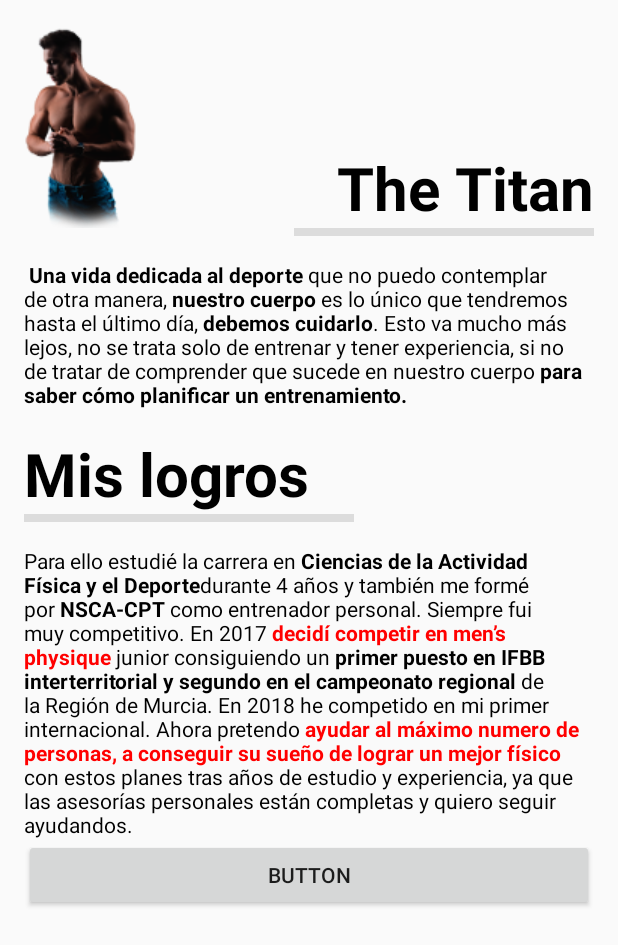
After one commit to DavidPrades/PlataformaAsesoramientoOnline, an Android app: the layout fragment_sobre_mi.xml on its own in the app's theme, with its tools: preview values and no code run, on a phone screen of 412 x 824 dp. The commit adds this screen. Shown: the top 945 px of the screen. Run offline under Robolectric (Android 15) with nearby library versions, the phone set to English and light mode, and no system bars.

Commit message:
Sobre Mi

```diff
--- a/app/build.gradle
+++ b/app/build.gradle
@@ -27,4 +27,5 @@ dependencies {
     androidTestImplementation 'com.android.support.test:runner:1.0.2'
     androidTestImplementation 'com.android.support.test.espresso:espresso-core:3.0.2'
     implementation 'com.android.support:design:28.0.0'
+    implementation 'com.google.apis:google-api-services-youtube:v3-rev181-1.22.0'
 }
--- a/app/src/main/java/com/example/plataformaasesoramientoonline/FragmentEntrenamientos.java
+++ b/app/src/main/java/com/example/plataformaasesoramientoonline/FragmentEntrenamientos.java
@@ -23,9 +23,8 @@ public class FragmentEntrenamientos extends Fragment {
     public View onCreateView(LayoutInflater inflater, ViewGroup container,
                              Bundle savedInstanceState) {
         // Inflate the layout for this fragment
-        return inflater.inflate(R.layout.fragment_fragment_entrenamientos, container, false);
+        return inflater.inflate(R.layout.fragment_entrenamientos, container, false);
     }
 
 
-
 }
--- /dev/null
+++ b/app/src/main/java/com/example/plataformaasesoramientoonline/FragmentSobreMi.java
@@ -0,0 +1,59 @@
+package com.example.plataformaasesoramientoonline;
+
+
+import android.annotation.SuppressLint;
+import android.content.Intent;
+import android.graphics.Bitmap;
+import android.graphics.Matrix;
+import android.net.Uri;
+import android.os.Bundle;
+import android.support.v4.app.Fragment;
+import android.util.Log;
+import android.view.LayoutInflater;
+import android.view.View;
+import android.view.ViewGroup;
+import android.widget.Button;
+import android.widget.ImageView;
+
+
+/**
+ * A simple {@link Fragment} subclass.
+ */
+public class FragmentSobreMi extends Fragment {
+
+
+    public FragmentSobreMi() {
+        // Required empty public constructor
+
+    }
+
+    @Override
+    public View onCreateView(LayoutInflater inflater, ViewGroup container,
+                             Bundle savedInstanceState) {
+
+        View rootView = inflater.inflate(R.layout.fragment_sobre_mi, container, false);
+        // Inflate the layout for this fragment
+
+        Button button = rootView.findViewById(R.id.buttonYoutube);
+
+        Log.d("canal", "fuera");
+       button.setOnClickListener(new View.OnClickListener() {
+            @Override
+            public void onClick(View v) {
+                Log.d("canal", "dentro");
+               irAYoutube();
+            }
+        });
+
+
+        return inflater.inflate(R.layout.fragment_sobre_mi, container, false);
+    }
+
+
+    public void irAYoutube(){
+        Intent i = new Intent(android.content.Intent.ACTION_VIEW, Uri.parse("https://www.youtube.com"));
+        startActivity(i);
+    }
+
+
+}
--- a/app/src/main/java/com/example/plataformaasesoramientoonline/ImageAdapter.java
+++ b/app/src/main/java/com/example/plataformaasesoramientoonline/ImageAdapter.java
@@ -85,11 +85,7 @@ public class ImageAdapter extends  RecyclerView.Adapter<ImageAdapter.TarjViewHol
 
         @Override
         public void onCreateContextMenu(ContextMenu menu, View v, ContextMenu.ContextMenuInfo menuInfo) {
-           // menu.add(0, 0, getAdapterPosition(), "Editar");     //groupId, itemId, order, title
 
-            //menu.add(0, 1, getAdapterPosition(), "Eliminar");
-
-            //menu.add(0, 2, getAdapterPosition(), "Compartir");
         }
     }
 
--- a/app/src/main/java/com/example/plataformaasesoramientoonline/MainActivity.java
+++ b/app/src/main/java/com/example/plataformaasesoramientoonline/MainActivity.java
@@ -34,7 +34,6 @@ public class MainActivity extends AppCompatActivity {
         final NavigationView navView = (NavigationView) findViewById(R.id.navview);
 
         final ActionBarDrawerToggle toggle = new ActionBarDrawerToggle(this, drawerLayout, toolbar, 0, 0);
-        //El listener realiza una pequeña animación sobre el icono al cerrar el navegador
         drawerLayout.addDrawerListener(toggle);
         toggle.syncState();
 
@@ -53,6 +52,8 @@ public class MainActivity extends AppCompatActivity {
                 Fragment fragment = null;
                 switch (menuItem.getItemId()) {
                     case R.id.sobreMi:
+                        fragment = new FragmentSobreMi();
+                        fragmentTransaction = true;
                         toolbar.setTitle(menuItem.getTitle());
 
                         break;
@@ -76,13 +77,17 @@ public class MainActivity extends AppCompatActivity {
                     getSupportFragmentManager().beginTransaction().replace(R.id.content_frame, fragment).commit();
                     menuItem.setChecked(true);
                     getSupportActionBar().setTitle(menuItem.getTitle());
+
                 }
+
                 drawerLayout.closeDrawers();
                 return true;
 
             }
         });
+
     }
+
 
     @Override public boolean onCreateOptionsMenu(Menu menu) {
         MenuInflater inflater = getMenuInflater();
--- a/app/src/main/res/layout/activity_main.xml
+++ b/app/src/main/res/layout/activity_main.xml
@@ -21,6 +21,8 @@
         android:layout_width="match_parent"
         android:layout_height="match_parent">
 
+
+
     </FrameLayout>
 
 </LinearLayout>
--- a/app/src/main/res/layout/fragment_fragment_entrenamientos.xml
+++ b/app/src/main/res/layout/fragment_entrenamientos.xml
@@ -5,10 +5,5 @@
     android:layout_height="match_parent"
     tools:context=".FragmentEntrenamientos">
 
-    <!-- TODO: Update blank fragment layout -->
-    <TextView
-        android:layout_width="match_parent"
-        android:layout_height="match_parent"
-        android:text="@string/hello_blank_fragment" />
 
 </FrameLayout>
--- /dev/null
+++ b/app/src/main/res/layout/fragment_sobre_mi.xml
@@ -0,0 +1,90 @@
+<?xml version="1.0" encoding="utf-8"?>
+<ScrollView xmlns:android="http://schemas.android.com/apk/res/android"
+    xmlns:app="http://schemas.android.com/apk/res-auto"
+    xmlns:tools="http://schemas.android.com/tools"
+    android:layout_width="match_parent"
+    android:layout_height="match_parent"
+    tools:context=".FragmentSobreMi">
+
+
+    <ScrollView
+        android:layout_width="match_parent"
+        android:layout_height="match_parent">
+
+        <LinearLayout
+            android:layout_width="match_parent"
+            android:layout_height="match_parent"
+            android:layout_margin="16dp"
+            android:orientation="vertical">
+
+            <LinearLayout
+                android:layout_width="match_parent"
+                android:layout_height="wrap_content"
+                android:orientation="horizontal">
+
+                <ImageView
+                    android:id="@+id/imageView4"
+                    android:layout_width="wrap_content"
+                    android:layout_height="wrap_content"
+                    android:src="@drawable/hhhhhescalada2" />
+
+                <TextView
+                    android:id="@+id/textView2"
+                    android:layout_width="match_parent"
+                    android:layout_height="match_parent"
+                    android:gravity="bottom|right"
+                    android:text="@string/titulo"
+                    android:textColor="@android:color/background_dark"
+                    android:textSize="40sp"
+                    android:textStyle="bold" />
+            </LinearLayout>
+
+            <View
+                android:id="@+id/divider"
+                android:layout_width="200dp"
+                android:layout_height="5dp"
+                android:layout_gravity="right"
+                android:layout_marginBottom="16dp"
+                android:background="?android:attr/listDivider" />
+
+            <TextView
+                android:id="@+id/textView3"
+                android:layout_width="match_parent"
+                android:layout_height="wrap_content"
+                android:layout_marginBottom="16dp"
+                android:text="@string/introduccion"
+                android:textColor="@android:color/background_dark" />
+
+            <TextView
+                android:id="@+id/textView4"
+                android:layout_width="match_parent"
+                android:layout_height="wrap_content"
+                android:text="@string/titulo2"
+                android:textColor="@android:color/background_dark"
+                android:textSize="40sp"
+                android:textStyle="bold" />
+
+            <View
+                android:id="@+id/divider3"
+                android:layout_width="220dp"
+                android:layout_height="5dp"
+                android:layout_marginBottom="16dp"
+                android:background="?android:attr/listDivider" />
+
+            <TextView
+                android:id="@+id/textView5"
+                android:layout_width="match_parent"
+                android:layout_height="wrap_content"
+                android:editable="false"
+                android:text="@string/logros"
+                android:textColor="@android:color/background_dark" />
+
+            <Button
+                android:id="@+id/buttonYoutube"
+                android:layout_width="match_parent"
+                android:layout_height="wrap_content"
+                android:text="Button" />
+        </LinearLayout>
+    </ScrollView>
+
+</ScrollView>
--- a/app/src/main/res/values/strings.xml
+++ b/app/src/main/res/values/strings.xml
@@ -2,5 +2,8 @@
     <string name="app_name">PlataformaAsesoramientoOnline</string>
 
     <!-- TODO: Remove or change this placeholder text -->
-    <string name="hello_blank_fragment">Hello blank fragment</string>
+    <string name="titulo">The Titan</string>
+    <string name="introduccion"> <b>Una vida dedicada al deporte</b> que no puedo contemplar de otra manera, <b>nuestro cuerpo</b> es lo único que tendremos hasta el último día, <b>debemos cuidarlo</b>. Esto va mucho más lejos, no se trata solo de entrenar y tener experiencia, si no de tratar de comprender que sucede en nuestro cuerpo <b>para saber cómo planificar un entrenamiento.</b></string>
+    <string name="titulo2">Mis logros</string>
+    <string name="logros">Para ello estudié la carrera en <b>Ciencias de la Actividad Física y el Deporte</b>durante 4 años y también me formé por <b>NSCA-CPT</b> como entrenador personal.  Siempre fui muy competitivo. En 2017 <b><font color="red">decidí competir en men’s physique</font></b> junior consiguiendo un <b>primer puesto en IFBB interterritorial y segundo en el campeonato regional</b> de la Región de Murcia. En 2018 he competido en mi primer internacional.  Ahora pretendo <b><font color="red">ayudar al máximo numero de personas, a conseguir su sueño de lograr un mejor físico</font></b> con estos planes tras años de estudio y experiencia, ya que las asesorías personales están completas y quiero seguir ayudandos.</string>
 </resources>
```
Also changed, not shown: app/src/main/res/drawable/hhhhhescalada.png (added), app/src/main/res/drawable/hhhhhescalada2.png (added).
